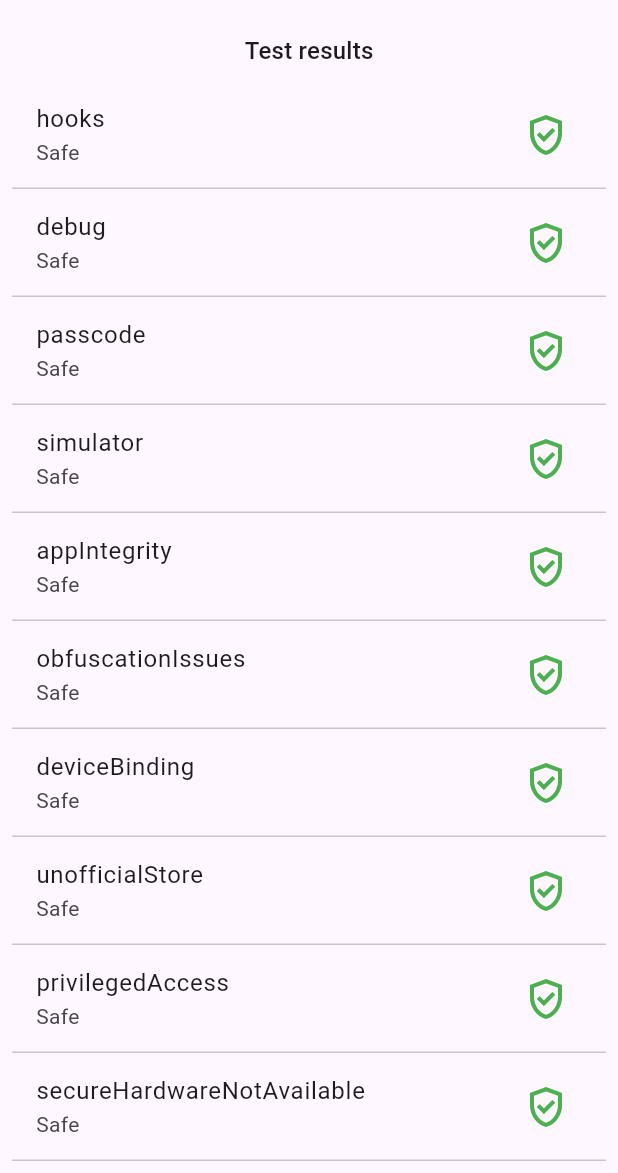
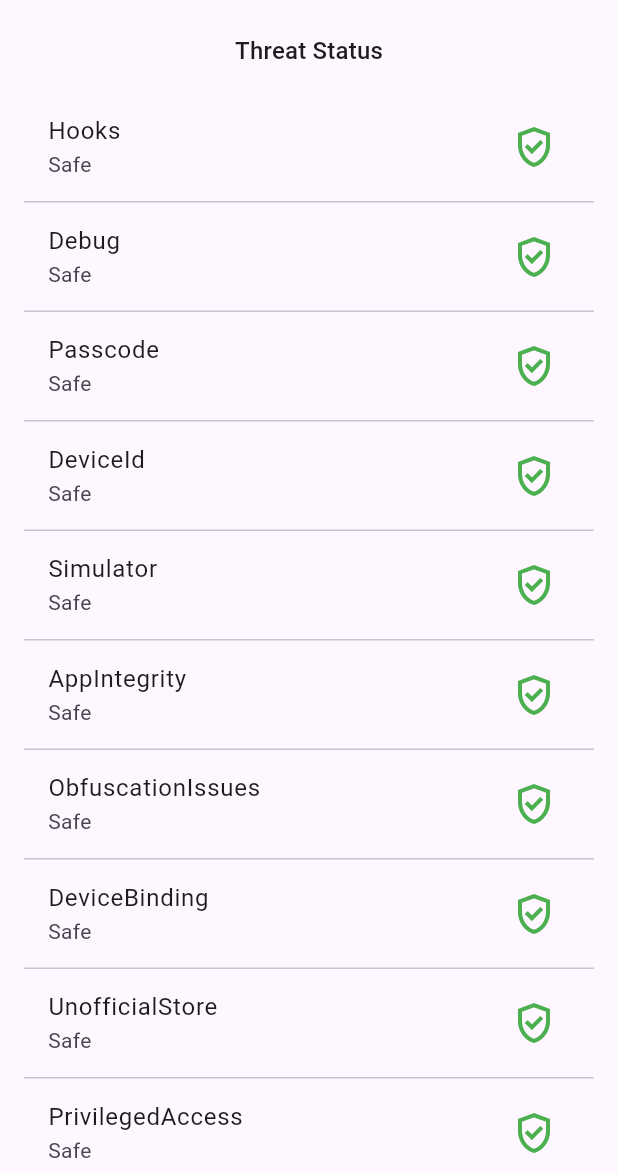
Before and after one commit to talsec/Free-RASP-Flutter, a Flutter app: the screen it shows after launch, on a phone screen of 412 x 824 dp, the part 63-1236 px from its top. Run offline on Flutter 3.47's test engine with Material 3 defaults, Android fonts, the phone set to English and light mode, and no system bars; our stand-ins replace convert, flutter_riverpod.

Commit message:
feat: update example

````diff
--- a/example/lib/main.dart
+++ b/example/lib/main.dart
@@ -1,68 +1,93 @@
+// ignore_for_file: public_member_api_docs, avoid_redundant_argument_values
+
 import 'package:flutter/material.dart';
 import 'package:flutter_riverpod/flutter_riverpod.dart';
 import 'package:freerasp/freerasp.dart';
+import 'package:freerasp_example/extensions.dart';
 import 'package:freerasp_example/safety_icon.dart';
 import 'package:freerasp_example/threat_notifier.dart';
+import 'package:freerasp_example/threat_state.dart';
 
 /// Represents current state of the threats detectable by freeRASP
-final threatProvider = StateNotifierProvider<ThreatNotifier, Map<Threat, bool>>(
-  (ref) => ThreatNotifier(),
-);
+final threatProvider =
+    NotifierProvider.autoDispose<ThreatNotifier, ThreatState>(() {
+  return ThreatNotifier();
+});
 
-void main() async {
-  /// Make sure that bindings are initialized before using Talsec.
+Future<void> main() async {
   WidgetsFlutterBinding.ensureInitialized();
 
+  /// Initialize Talsec config
+  await _initializeTalsec();
+
+  runApp(const ProviderScope(child: App()));
+}
+
+/// Initialize Talsec configuration for Android and iOS
+Future<void> _initializeTalsec() async {
   final config = TalsecConfig(
-    /// For Android
     androidConfig: AndroidConfig(
       packageName: 'com.aheaditec.freeraspExample',
       signingCertHashes: ['AKoRuyLMM91E7lX/Zqp3u4jMmd0A7hH/Iqozu0TMVd0='],
       supportedStores: ['com.sec.android.app.samsungapps'],
       blocklistedPackageNames: ['com.aheaditec.freeraspExample'],
     ),
-
-    /// For iOS
     iosConfig: IOSConfig(
       bundleIds: ['com.aheaditec.freeraspExample'],
       teamId: 'M8AK35...',
     ),
     watcherMail: 'your_mail@example.com',
-    // ignore: avoid_redundant_argument_values
-    isProd: true, // use kReleaseMode for automatic switch
+    isProd: true,
   );
 
-  /// freeRASP should be always initialized in the top-level widget
   await Talsec.instance.start(config);
-
-  /// Another way to handle [Threat] is to use Stream.
-  /// ```dart
-  /// final subscription = Talsec.instance.onThreatDetected.listen((threat) {
-  ///   log('Threat detected: $threat');
-  /// });
-  /// ```
-  runApp(const ProviderScope(child: App()));
 }
 
-/// The example app demonstrating usage of freeRASP
+/// The root widget of the application
 class App extends StatelessWidget {
-  /// The root widget of the application.
-  const App({Key? key}) : super(key: key);
+  const App({super.key});
 
   @override
   Widget build(BuildContext context) {
     return MaterialApp(
       title: 'Flutter Demo',
-      theme: ThemeData(
-        primarySwatch: Colors.blue,
+      theme: ThemeData(primarySwatch: Colors.blue),
+      home: const HomePage(),
+    );
+  }
+}
+
+/// The home page that displays the threats and results
+class HomePage extends ConsumerWidget {
+  const HomePage({super.key});
+
+  @override
+  Widget build(BuildContext context, WidgetRef ref) {
+    final threatState = ref.watch(threatProvider);
+
+    // Listen for changes in the threatProvider and show the malware modal
+    ref.listen(threatProvider, (prev, next) {
+      if (prev?.detectedMalware != next.detectedMalware) {
+        _showMalwareBottomSheet(context, next.detectedMalware);
+      }
+    });
+
+    return Scaffold(
+      appBar: AppBar(title: const Text('freeRASP Demo')),
+      body: SafeArea(
+        child: Padding(
+          padding: const EdgeInsets.all(8),
+          child: Column(
+            children: [
+              Text(
+                'Threat Status',
+                style: Theme.of(context).textTheme.titleMedium,
               ),
-      home: Scaffold(
-        appBar: AppBar(
-          title: const Text('freeRASP Demo'),
+              const SizedBox(height: 8),
+              Expanded(
+                child: _ThreatListView(threatState: threatState),
               ),
-        body: const SafeArea(
-          child: Center(
-            child: HomePage(),
+            ],
           ),
         ),
       ),
@@ -70,44 +95,82 @@ class App extends StatelessWidget {
   }
 }
 
-/// Displays the main content of the application.
-class HomePage extends ConsumerWidget {
-  /// The constructor for the [HomePage] widget.
-  const HomePage({Key? key}) : super(key: key);
+/// ListView displaying all detected threats
+class _ThreatListView extends StatelessWidget {
+  const _ThreatListView({required this.threatState});
+
+  final ThreatState threatState;
 
   @override
-  Widget build(BuildContext context, WidgetRef ref) {
-    final threatMap = ref.watch(threatProvider);
-    return Column(
-      children: [
-        const SizedBox(height: 8),
-        Text(
-          'Test results',
-          style: Theme.of(context).textTheme.titleMedium,
-        ),
-        Expanded(
-          child: ListView.separated(
+  Widget build(BuildContext context) {
+    return ListView.separated(
       padding: const EdgeInsets.all(8),
-            itemCount: threatMap.length,
+      itemCount: Threat.values.length,
       itemBuilder: (context, index) {
-              /// Using Provider to get app state.
-              final currentThreat = threatMap.keys.elementAt(index);
-              final isDetected = threatMap[currentThreat]!;
+        final currentThreat = Threat.values[index];
+        final isDetected = threatState.detectedThreats.contains(currentThreat);
+
         return ListTile(
-                // ignore: sdk_version_since
-                title: Text(currentThreat.name),
+          title: Text(currentThreat.name.toTitleCase()),
           subtitle: Text(isDetected ? 'Danger' : 'Safe'),
           trailing: SafetyIcon(isDetected: isDetected),
         );
       },
-            separatorBuilder: (_, __) {
-              return const Divider(
-                height: 0,
+      separatorBuilder: (_, __) => const Divider(height: 1),
     );
-            },
+  }
+}
+
+/// Bottom sheet widget that displays malware information
+class MalwareBottomSheet extends StatelessWidget {
+  const MalwareBottomSheet({super.key, required this.suspiciousApps});
+
+  final List<SuspiciousAppInfo> suspiciousApps;
+
+  @override
+  Widget build(BuildContext context) {
+    final textTheme = Theme.of(context).textTheme;
+
+    return Container(
+      padding: const EdgeInsets.all(16),
+      child: Column(
+        mainAxisSize: MainAxisSize.min,
+        children: [
+          Text('Suspicious Apps', style: textTheme.titleMedium),
+          const SizedBox(height: 8),
+          ...suspiciousApps.map((malware) {
+            return ListTile(
+              title: Text(malware.packageInfo.packageName),
+              subtitle: Text('Reason: ${malware.reason}'),
+              leading: const Icon(Icons.warning, color: Colors.red),
+            );
+          }),
+          const SizedBox(height: 16),
+          SizedBox(
+            width: double.infinity,
+            child: FilledButton(
+              onPressed: () => Navigator.pop(context),
+              child: const Text('Dismiss'),
             ),
           ),
         ],
+      ),
     );
   }
 }
+
+/// Extension method to show the malware bottom sheet
+void _showMalwareBottomSheet(
+  BuildContext context,
+  List<SuspiciousAppInfo> suspiciousApps,
+) {
+  WidgetsBinding.instance.addPostFrameCallback((_) {
+    showModalBottomSheet<void>(
+      context: context,
+      isDismissible: false,
+      enableDrag: false,
+      builder: (BuildContext context) =>
+          MalwareBottomSheet(suspiciousApps: suspiciousApps),
+    );
+  });
+}
--- a/example/lib/safety_icon.dart
+++ b/example/lib/safety_icon.dart
@@ -3,7 +3,7 @@ import 'package:flutter/material.dart';
 /// Class responsible for changing threat icon and style in the example app
 class SafetyIcon extends StatelessWidget {
   /// Represents security state icon in the example app
-  const SafetyIcon({required this.isDetected, Key? key}) : super(key: key);
+  const SafetyIcon({required this.isDetected, super.key});
 
   /// Determines whether given threat was detected
   final bool isDetected;
--- /dev/null
+++ b/example/lib/threat_state.dart
@@ -0,0 +1,27 @@
+// ignore_for_file: public_member_api_docs
+
+import 'package:freerasp/freerasp.dart';
+
+class ThreatState {
+  factory ThreatState.initial() =>
+      const ThreatState._(detectedThreats: {}, detectedMalware: []);
+
+  const ThreatState._({
+    required this.detectedThreats,
+    required this.detectedMalware,
+  });
+
+  final Set<Threat> detectedThreats;
+  final List<SuspiciousAppInfo> detectedMalware;
+
+  ThreatState copyWith({
+    Set<Threat>? detectedThreats,
+    List<SuspiciousAppInfo>? detectedMalware,
+  }) {
+    return ThreatState._(
+      detectedThreats: detectedThreats ?? this.detectedThreats,
+      detectedMalware:
+          detectedMalware?.nonNulls.toList() ?? this.detectedMalware,
+    );
+  }
+}
````
Also changed, not shown: example/lib/extensions.dart (added, +16 -0 lines), example/lib/threat_notifier.dart (+23 -32 lines), lib/src/talsec.dart (+17 -2 lines). Lines whose indentation alone changed are shown as unchanged.
